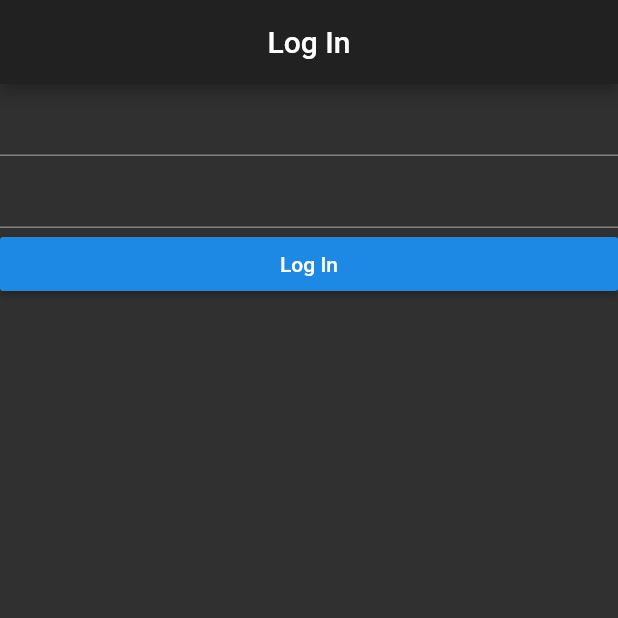
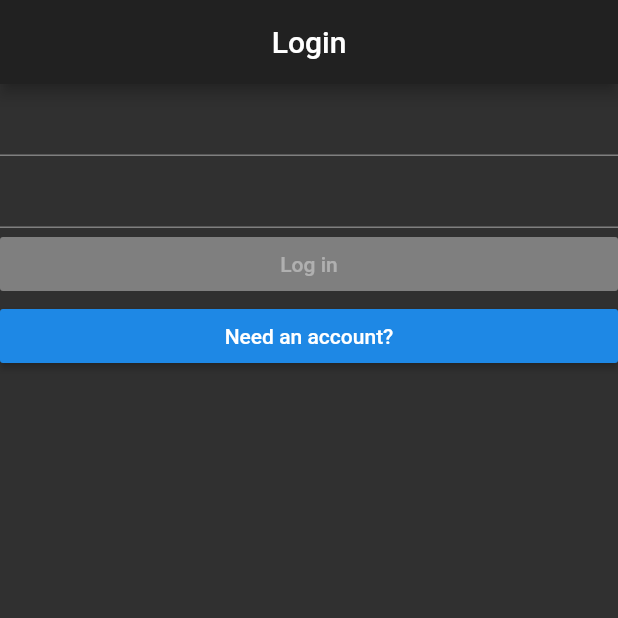
Before and after one commit to Team-Goose/matchfox-flutter, a Flutter app: the screen it shows after launch, on a phone screen of 412 x 824 dp, the top half of it. Run offline on Flutter 3.47's test engine with Material 2 defaults, Android fonts, the phone set to English and light mode, and no system bars; our stand-ins replace cloud_functions.

Commit message:
still working on login, added user setup

```diff
--- a/lib/login.dart
+++ b/lib/login.dart
@@ -1,26 +1,32 @@
 import 'package:flutter/material.dart';
 
-class login extends StatefulWidget {
+class Login extends StatefulWidget {
   @override
-  _loginState createState() => _loginState();
+  _LoginState createState() => _LoginState();
 }
 
-class _loginState extends State<login> {
+class _LoginState extends State<Login> {
   @override
   Widget build(BuildContext context) {
-    return Container(
-      child: ListView(
+    return Scaffold(
+      appBar: AppBar(
+        title: Text('Login'),
+        centerTitle: true,
+      ),
+      body: ListView(
         children: <Widget>[
           TextField(),
           TextField(),
           RaisedButton(
-            child: Text('Log In'),
+            child: Text('Log in'),
+            onPressed: null
+          ),
+          RaisedButton(
+            child: Text('Need an account?'),
             onPressed: () {
-              setState(() {
-
-              });
-            },
-          )
+              Navigator.pushNamed(context, 'signup');
+            }
+          ),
         ],
       ),
     );
--- a/lib/loginSignup.dart
+++ /dev/null
@@ -1,74 +0,0 @@
-import 'package:flutter/material.dart';
-
-class LoginSignup extends StatefulWidget {
-  @override
-  _LoginSignupState createState() => _LoginSignupState();
-}
-
-class _LoginSignupState extends State<LoginSignup> {
-
-  String title = 'Log In';
-  Widget page = Container();
-
-  Container _login() {
-    return Container(
-      child: ListView(
-        children: <Widget>[
-          TextField(),
-          TextField(),
-          RaisedButton(
-            child: Text('Log In'),
-            onPressed: () {
-              setState(() {
-                page = _signUp();
-              });
-            },
-          )
-        ],
-      ),
-    );
-  }
-
-  Container _signUp() {
-    return Container(
-      child: ListView(
-        children: <Widget>[
-          TextField(),
-          TextField(),
-          RaisedButton(
-            child: Text('Sign up'),
-            onPressed: () {
-
-            },
-          ),
-          RaisedButton(
-            child: Text('Already have an account? Log in!'),
-            onPressed: () {
-              setState(() {
-                page = _login();
-              });
-            },
-          ),
-        ],
-      ),
-    );
-  }
-
-  @override
-  Widget build(BuildContext context) {
-    setState(() {
-      page = _login();
-    });
-
-    return Scaffold(
-      appBar: AppBar(
-        title: Text(title),
-        centerTitle: true,
-      ),
-      body: PageStorage(
-        bucket: PageStorageBucket(),
-        child: page,
-      ),
-    );
-  }
-}
--- a/lib/main.dart
+++ b/lib/main.dart
@@ -1,5 +1,8 @@
 import 'package:Matchfox/home.dart';
-import 'package:Matchfox/loginSignup.dart';
+import 'package:Matchfox/login.dart';
+import 'package:Matchfox/login.dart';
+import 'package:Matchfox/setupUser.dart';
+import 'package:Matchfox/signup.dart';
 import 'package:flutter/material.dart';
 
 void main() => runApp(MyApp());
@@ -12,7 +15,9 @@ class MyApp extends StatelessWidget {
       theme: _theme(),
       home: Main(),
       routes: <String, WidgetBuilder> {
-        'loginsignup': (BuildContext context) => LoginSignup(),
+        'login': (BuildContext context) => Login(),
+        'signup': (BuildContext context) => Signup(),
+        'setup': (BuildContext context) => SetupUser(),
         'home': (BuildContext context) => Home(),
       },
     );
@@ -33,6 +38,6 @@ class Main extends StatefulWidget {
 class _MainState extends State<Main> {
   @override
   Widget build(BuildContext context) {
-    return LoginSignup();
+    return Login();
   }
 }
```
Also changed, not shown: lib/setupUser.dart (added, +23 -0 lines), lib/signup.dart (added, +18 -0 lines).
